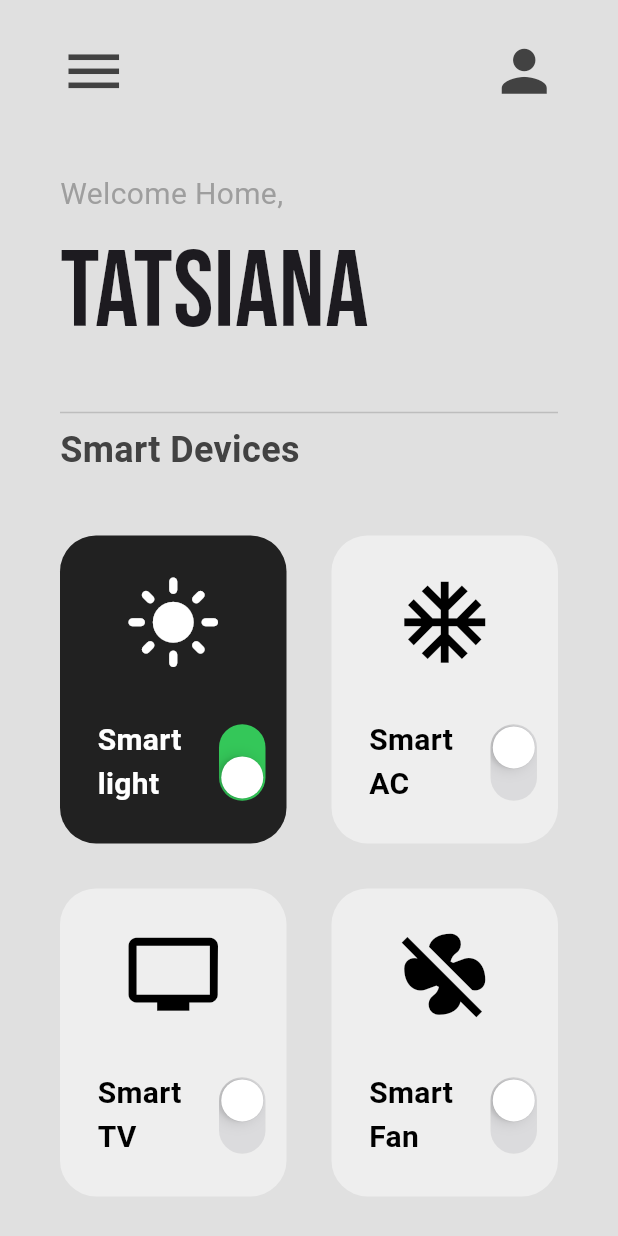
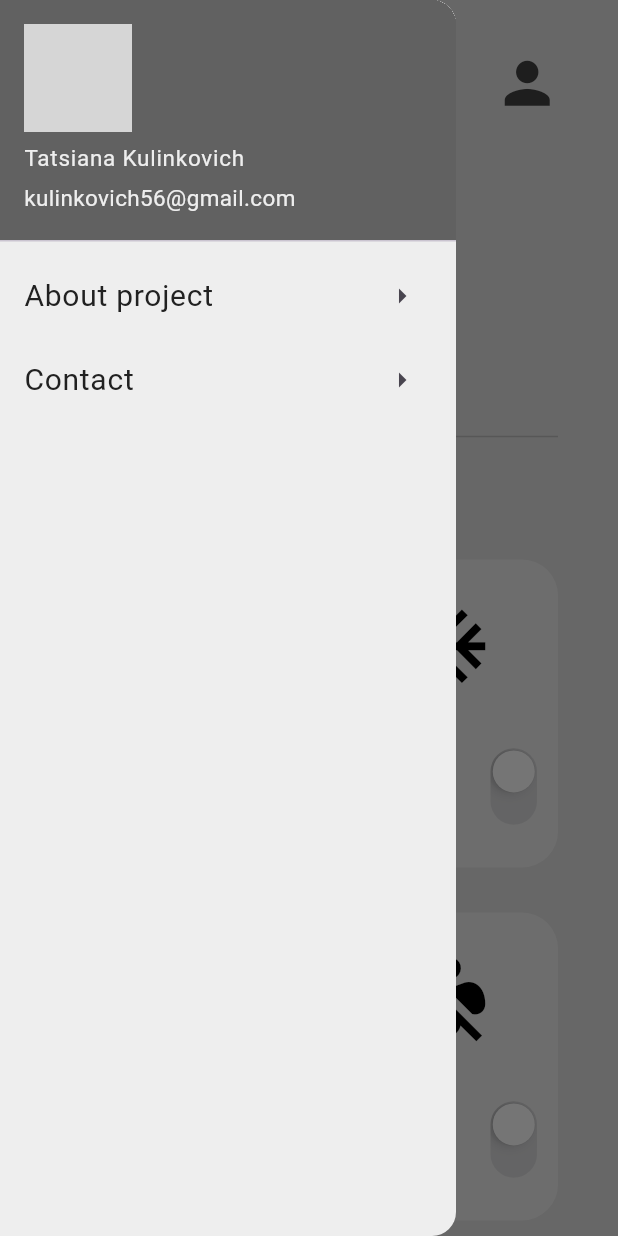
Before and after one commit to bogdanovich231/Smart-Home-App, a Flutter app: the screen it shows after launch, with the side drawer open (before the commit the screen has no drawer), on a phone screen of 412 x 824 dp. Run offline on Flutter 3.47's test engine with Material 3 defaults, Android fonts, the phone set to English and light mode, and no system bars; our stand-ins replace google_fonts; grey boxes are pictures that could not be loaded.

Commit message:
feat: create burger menu n implement button icons

```diff
--- /dev/null
+++ b/flutter_app/lib/burger_menu.dart
@@ -0,0 +1,92 @@
+import 'package:flutter/material.dart';
+import 'package:flutter_app/screens/user_screen.dart';
+import './screens/about_project_screen.dart';
+import 'screens/contact_screen.dart';
+
+class BurgerMenu extends StatelessWidget {
+  @override
+  Widget build(BuildContext context) {
+    return Drawer(
+      backgroundColor: Colors.grey[200],
+      child: ListView(
+        children: <Widget>[
+          UserAccountsDrawerHeader(
+            decoration: BoxDecoration(color: Colors.grey[700]),
+            accountName: Text(
+              'Tatsiana Kulinkovich',
+              style: TextStyle(
+                color: Colors.grey[200],
+                fontSize: 15,
+              ),
+            ),
+            accountEmail: Text(
+              "kulinkovich56@gmail.com",
+              style: TextStyle(
+                color: Colors.grey[200],
+                fontSize: 15,
+              ),
+            ),
+            currentAccountPicture: GestureDetector(
+              onTap: () {
+                User user = User(
+                  firstName: 'Tatsiana',
+                  lastName: 'Kulinkovich',
+                  email: 'kulinkovich56@gmail.com',
+                  photoUrl: 'assets/myphoto.jpg',
+                );
+
+                Navigator.push(
+                  context,
+                  MaterialPageRoute(
+                    builder: (context) => UserScreen(user: user),
+                  ),
+                );
+              },
+              child: Container(
+                decoration: BoxDecoration(
+                  shape: BoxShape.circle,
+                ),
+                child: CircleAvatar(
+                  radius: 30.0,
+                  backgroundImage: AssetImage('assets/myphoto.jpg'),
+                ),
+              ),
+            ),
+          ),
+          ListTile(
+            title: Text(
+              "About project",
+              style: TextStyle(
+                color: Colors.grey[900],
+                fontSize: 20,
+              ),
+            ),
+            trailing: Icon(Icons.arrow_right),
+            onTap: () {
+              Navigator.push(
+                context,
+                MaterialPageRoute(builder: (context) => AboutProjectScreen()),
+              );
+            },
+          ),
+          ListTile(
+            title: Text(
+              "Contact",
+              style: TextStyle(
+                color: Colors.grey[900],
+                fontSize: 20,
+              ),
+            ),
+            trailing: Icon(Icons.arrow_right),
+            onTap: () {
+              Navigator.push(
+                context,
+                MaterialPageRoute(builder: (context) => ContactScreen()),
+              );
+            },
+          ),
+        ],
+      ),
+    );
+  }
+}
--- a/flutter_app/lib/home.dart
+++ b/flutter_app/lib/home.dart
@@ -1,6 +1,8 @@
 import 'package:flutter/material.dart';
 import 'package:flutter_app/device_box.dart';
+import 'package:flutter_app/screens/user_screen.dart';
 import 'package:google_fonts/google_fonts.dart';
+import 'burger_menu.dart';
 
 class Home extends StatefulWidget {
   const Home({super.key});
@@ -23,9 +25,12 @@ class _HomePageState extends State<Home> {
     });
   }
 
+  GlobalKey<ScaffoldState> _scaffoldKey = GlobalKey();
   @override
   Widget build(BuildContext context) {
     return Scaffold(
+        key: _scaffoldKey,
+        drawer: BurgerMenu(),
         backgroundColor: Colors.grey[300],
         body: SafeArea(
             child: Column(
@@ -33,21 +38,43 @@ class _HomePageState extends State<Home> {
           children: [
             Padding(
                 padding: const EdgeInsets.symmetric(
-                  horizontal: 40.0,
+                  horizontal: 30.0,
                   vertical: 25,
                 ),
                 child: Row(
                     mainAxisAlignment: MainAxisAlignment.spaceBetween,
                     children: [
-                      Icon(
+                      IconButton(
+                        icon: Icon(
                           Icons.menu,
                           size: 45,
                           color: Colors.grey[800],
                         ),
-                      Icon(
+                        onPressed: () {
+                          _scaffoldKey.currentState!.openDrawer();
+                        },
+                      ),
+                      IconButton(
+                        icon: Icon(
                           Icons.person,
                           size: 45,
                           color: Colors.grey[800],
+                        ),
+                        onPressed: () {
+                          User user = User(
+                            firstName: 'Tatsiana',
+                            lastName: 'Kulinkovich',
+                            email: 'kulinkovich56@gmail.com',
+                            photoUrl: 'assets/myphoto.jpg',
+                          );
+
+                          Navigator.push(
+                            context,
+                            MaterialPageRoute(
+                              builder: (context) => UserScreen(user: user),
+                            ),
+                          );
+                        },
                       ),
                     ])),
             const SizedBox(height: 20),
```
Lines whose indentation alone changed are shown as unchanged.
